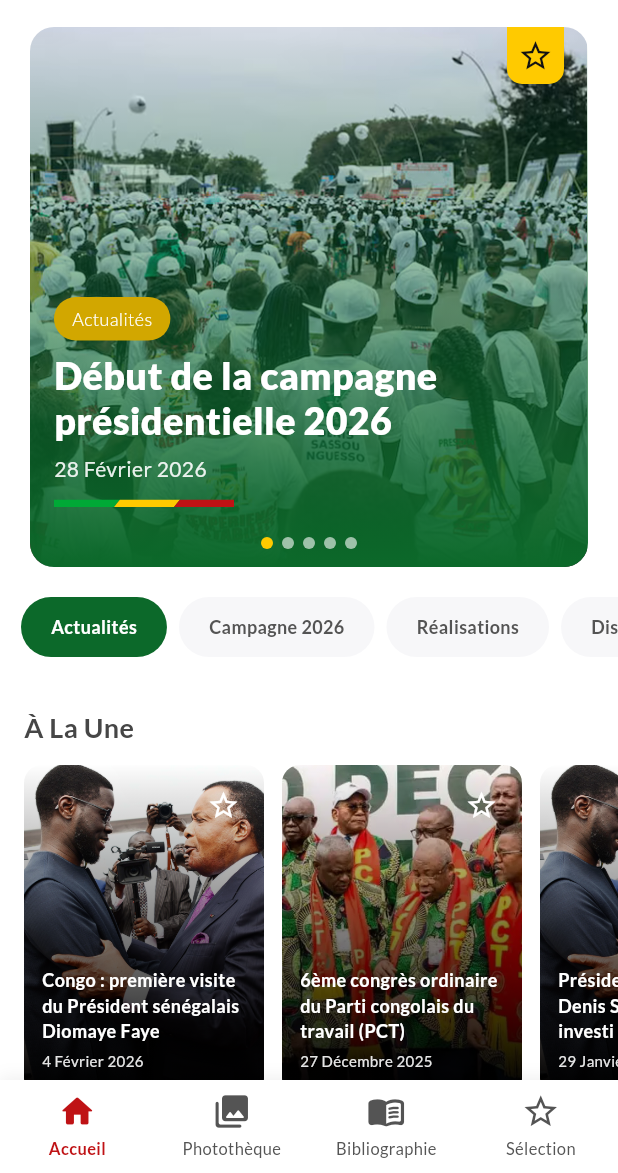
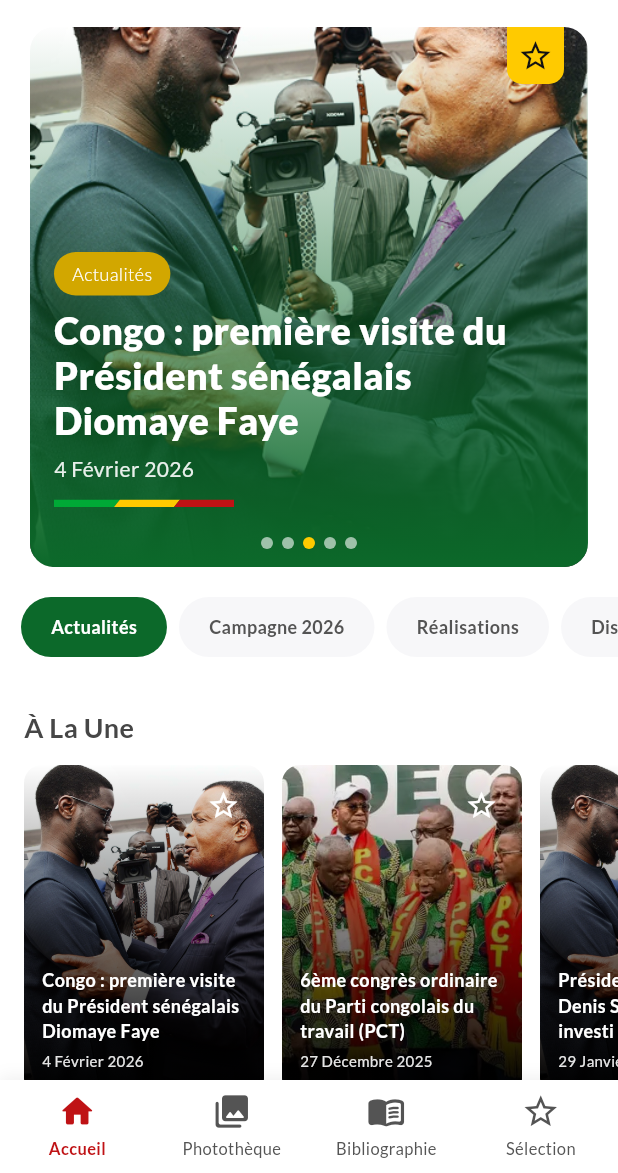
Before and after one commit to Francisny03/sem_dsn_flutter_app, a Flutter app: the screen it shows after launch, on a phone screen of 412 x 824 dp, the part 63-1236 px from its top. Run offline on Flutter 3.47's test engine with Material 3 defaults, Android fonts, the phone set to English and light mode, and no system bars; our stand-ins replace flutter_svg, google_fonts, share_plus.

Commit message:
Enhance home hero section and phototheque functionality
- Added new hero titles and dates in app_strings.dart for upcoming events.
- Refactored HomeHeroSection to utilize a carousel for displaying hero slides with automatic scrolling.
- Updated onCardTap functionality to pass article details dynamically.
- Integrated fullscreen image viewing in PhotothequeCategoryPage for better user experience.

```diff
--- a/lib/core/constants/app_strings.dart
+++ b/lib/core/constants/app_strings.dart
@@ -16,6 +16,15 @@ class AppStrings {
   static const String heroTitle2 =
       "Denis Sassou-Nguesso annonce sa candidature à l'élection présidentielle";
   static const String heroDate2 = '11 Février 2026';
+  static const String heroTitle3 =
+      'Congo : première visite du Président sénégalais Diomaye Faye';
+  static const String heroDate3 = '4 Février 2026';
+  static const String heroTitle4 =
+      '6ème congrès ordinaire du Parti congolais du travail (PCT)';
+  static const String heroDate4 = '27 Décembre 2025';
+  static const String heroTitle5 =
+      'Présidentielle 2026: Denis Sassou-Nguesso investi candidat';
+  static const String heroDate5 = '29 Janvier 2026';
 
   static const String news = 'Actualités';
   static const String campaign = 'Campagne 2026';
--- a/lib/widget/home_hero_section.dart
+++ b/lib/widget/home_hero_section.dart
@@ -1,3 +1,5 @@
+import 'dart:async';
+
 import 'package:flutter/material.dart';
 import 'package:sem_dsn/core/constants/app_assets.dart';
 import 'package:sem_dsn/core/constants/app_border_radius.dart';
@@ -6,117 +8,110 @@ import 'package:sem_dsn/core/constants/app_strings.dart';
 import 'package:sem_dsn/core/theme/app_colors.dart';
 import 'package:sem_dsn/core/animation/selection_star_animation.dart';
 import 'package:sem_dsn/services/selection_service.dart';
+import 'package:sem_dsn/widget/article_detail_args.dart';
 import 'package:sem_dsn/widget/congolese_flag_painter.dart';
 
-/// Section héros : grande carte avec image, dégradé, badge, titre, date et indicateurs.
-class HomeHeroSection extends StatefulWidget {
-  const HomeHeroSection({super.key, this.selectionService, this.onCardTap});
+/// Données d'une slide du hero (titre, date, image).
+class _HeroSlide {
+  const _HeroSlide({
+    required this.title,
+    required this.date,
+    required this.imagePath,
+  });
 
-  final SelectionService? selectionService;
-  final VoidCallback? onCardTap;
-
-  @override
-  State<HomeHeroSection> createState() => _HomeHeroSectionState();
+  final String title;
+  final String date;
+  final String imagePath;
 }
 
-class _HomeHeroSectionState extends State<HomeHeroSection> {
-  static final SelectedArticle _heroArticle = SelectedArticle(
+const List<_HeroSlide> _heroSlides = [
+  _HeroSlide(
     title: AppStrings.heroTitle1,
     date: AppStrings.heroDate1,
     imagePath: AppAssets.hero1,
-  );
+  ),
+  _HeroSlide(
+    title: AppStrings.heroTitle2,
+    date: AppStrings.heroDate2,
+    imagePath: AppAssets.hero2,
+  ),
+  _HeroSlide(
+    title: AppStrings.heroTitle3,
+    date: AppStrings.heroDate3,
+    imagePath: AppAssets.alaune1,
+  ),
+  _HeroSlide(
+    title: AppStrings.heroTitle4,
+    date: AppStrings.heroDate4,
+    imagePath: AppAssets.news1,
+  ),
+  _HeroSlide(
+    title: AppStrings.heroTitle5,
+    date: AppStrings.heroDate5,
+    imagePath: AppAssets.news2,
+  ),
+];
+
+const Duration _kAutoScrollDuration = Duration(seconds: 3);
+
+const Duration _kSlideContentAnimationDuration = Duration(milliseconds: 450);
+const Curve _kSlideContentAnimationCurve = Curves.easeOutCubic;
+
+/// Contenu animé d'une slide (fade + slide up à l'apparition).
+class _AnimatedHeroSlideContent extends StatefulWidget {
+  const _AnimatedHeroSlideContent({required this.slide});
+
+  final _HeroSlide slide;
+
+  @override
+  State<_AnimatedHeroSlideContent> createState() =>
+      _AnimatedHeroSlideContentState();
+}
+
+class _AnimatedHeroSlideContentState extends State<_AnimatedHeroSlideContent>
+    with SingleTickerProviderStateMixin {
+  late final AnimationController _controller;
+  late final Animation<double> _opacity;
+  late final Animation<Offset> _slideOffset;
 
   @override
   void initState() {
     super.initState();
-    widget.selectionService?.addListener(_onSelectionChanged);
-  }
-
-  @override
-  void didUpdateWidget(covariant HomeHeroSection oldWidget) {
-    super.didUpdateWidget(oldWidget);
-    if (oldWidget.selectionService != widget.selectionService) {
-      oldWidget.selectionService?.removeListener(_onSelectionChanged);
-      widget.selectionService?.addListener(_onSelectionChanged);
-    }
+    _controller = AnimationController(
+      duration: _kSlideContentAnimationDuration,
+      vsync: this,
+    );
+    _opacity = Tween<double>(begin: 0, end: 1).animate(
+      CurvedAnimation(parent: _controller, curve: _kSlideContentAnimationCurve),
+    );
+    _slideOffset = Tween<Offset>(begin: const Offset(0, 0.2), end: Offset.zero)
+        .animate(
+          CurvedAnimation(
+            parent: _controller,
+            curve: _kSlideContentAnimationCurve,
+          ),
+        );
+    _controller.forward();
   }
 
   @override
   void dispose() {
-    widget.selectionService?.removeListener(_onSelectionChanged);
+    _controller.dispose();
     super.dispose();
-  }
-
-  void _onSelectionChanged() => setState(() {});
-
-  void _onStarTap() {
-    widget.selectionService?.toggle(_heroArticle);
   }
 
   @override
   Widget build(BuildContext context) {
-    return Padding(
-      padding: AppPadding.horizontalPadding20,
-      child: ClipRRect(
-        borderRadius: AppBorderRadius.r16,
-        child: Stack(
-          children: [
-            GestureDetector(
-              onTap: widget.onCardTap,
-              behavior: HitTestBehavior.opaque,
-              child: SizedBox(
-                height: 360,
-                width: double.infinity,
-                child: Stack(
-                  fit: StackFit.expand,
-                  children: [
-                    Image.asset(AppAssets.hero1, fit: BoxFit.cover),
-                    Container(
-                      decoration: const BoxDecoration(
-                        gradient: AppColors.gradientHero,
-                      ),
-                    ),
-                  ],
-                ),
-              ),
-            ),
-
-            Positioned(
-              top: 0,
-              right: 16,
-              child: Container(
-                width: 38,
-                height: 38,
-                decoration: BoxDecoration(
-                  color: AppColors.heroSelectionTag,
-                  borderRadius: const BorderRadius.only(
-                    bottomLeft: Radius.circular(10),
-                    bottomRight: Radius.circular(10),
-                  ),
-                ),
-                alignment: Alignment.center,
-                child: AnimatedSelectionStar(
-                  isSelected:
-                      widget.selectionService?.contains(_heroArticle) ?? false,
-                  onTap: _onStarTap,
-                  selectedColor: AppColors.blackIcon,
-                  unselectedColor: AppColors.blackIcon,
-                  size: 24,
-                ),
-              ),
-            ),
-            Positioned(
-              left: 16,
-              right: 50,
-              bottom: 40,
+    return FadeTransition(
+      opacity: _opacity,
+      child: SlideTransition(
+        position: _slideOffset,
         child: Column(
+          mainAxisSize: MainAxisSize.min,
           crossAxisAlignment: CrossAxisAlignment.start,
           children: [
             Container(
-                    padding: const EdgeInsets.symmetric(
-                      horizontal: 12,
-                      vertical: 6,
-                    ),
+              padding: const EdgeInsets.symmetric(horizontal: 12, vertical: 6),
               decoration: BoxDecoration(
                 color: AppColors.heroTag,
                 borderRadius: AppBorderRadius.rtotal,
@@ -132,9 +127,9 @@ class _HomeHeroSectionState extends State<HomeHeroSection> {
             ),
             const SizedBox(height: 8),
             Text(
-                    AppStrings.heroTitle1,
+              widget.slide.title,
               maxLines: 3,
-                    style: TextStyle(
+              style: const TextStyle(
                 color: AppColors.whiteTextColor,
                 fontSize: 25,
                 fontWeight: FontWeight.w900,
@@ -144,7 +139,7 @@ class _HomeHeroSectionState extends State<HomeHeroSection> {
             ),
             const SizedBox(height: 8),
             Text(
-                    AppStrings.heroDate1,
+              widget.slide.date,
               style: TextStyle(
                 color: AppColors.whiteTextColor.withValues(alpha: 0.9),
                 fontSize: 14,
@@ -161,26 +156,175 @@ class _HomeHeroSectionState extends State<HomeHeroSection> {
           ],
         ),
       ),
+    );
+  }
+}
+
+/// Section héros : carousel de 5 actualités avec image, dégradé, badge, titre, date.
+/// Défilement automatique toutes les 5 s + défilement manuel par scroll.
+class HomeHeroSection extends StatefulWidget {
+  const HomeHeroSection({super.key, this.selectionService, this.onCardTap});
+
+  final SelectionService? selectionService;
+  final void Function(ArticleDetailArgs args)? onCardTap;
+
+  @override
+  State<HomeHeroSection> createState() => _HomeHeroSectionState();
+}
+
+class _HomeHeroSectionState extends State<HomeHeroSection> {
+  late PageController _pageController;
+  int _currentIndex = 0;
+  Timer? _autoScrollTimer;
+
+  @override
+  void initState() {
+    super.initState();
+    _pageController = PageController(initialPage: 0);
+    widget.selectionService?.addListener(_onSelectionChanged);
+    _startAutoScroll();
+  }
+
+  @override
+  void didUpdateWidget(covariant HomeHeroSection oldWidget) {
+    super.didUpdateWidget(oldWidget);
+    if (oldWidget.selectionService != widget.selectionService) {
+      oldWidget.selectionService?.removeListener(_onSelectionChanged);
+      widget.selectionService?.addListener(_onSelectionChanged);
+    }
+  }
+
+  @override
+  void dispose() {
+    _autoScrollTimer?.cancel();
+    _pageController.dispose();
+    widget.selectionService?.removeListener(_onSelectionChanged);
+    super.dispose();
+  }
+
+  void _onSelectionChanged() => setState(() {});
+
+  void _startAutoScroll() {
+    _autoScrollTimer?.cancel();
+    _autoScrollTimer = Timer.periodic(_kAutoScrollDuration, (_) {
+      if (!mounted) return;
+      final next = (_currentIndex + 1) % _heroSlides.length;
+      _pageController.animateToPage(
+        next,
+        duration: const Duration(milliseconds: 350),
+        curve: Curves.easeInOut,
+      );
+    });
+  }
+
+  void _onPageChanged(int index) {
+    setState(() => _currentIndex = index);
+    _startAutoScroll(); // reset timer after manual scroll
+  }
+
+  @override
+  Widget build(BuildContext context) {
+    return Padding(
+      padding: AppPadding.horizontalPadding20,
+      child: ClipRRect(
+        borderRadius: AppBorderRadius.r16,
+        child: SizedBox(
+          height: 360,
+          width: double.infinity,
+          child: Stack(
+            children: [
+              PageView.builder(
+                controller: _pageController,
+                itemCount: _heroSlides.length,
+                onPageChanged: _onPageChanged,
+                itemBuilder: (context, index) {
+                  final slide = _heroSlides[index];
+                  return GestureDetector(
+                    onTap: () {
+                      widget.onCardTap?.call(
+                        ArticleDetailArgs(
+                          title: slide.title,
+                          date: slide.date,
+                          tag: AppStrings.news,
+                          body: AppStrings.articleBodySample,
+                          imagePath: slide.imagePath,
+                          isVideo: false,
+                          isHeroOrFeatured: true,
+                        ),
+                      );
+                    },
+                    behavior: HitTestBehavior.opaque,
+                    child: Stack(
+                      fit: StackFit.expand,
+                      children: [
+                        Image.asset(slide.imagePath, fit: BoxFit.cover),
+                        Container(
+                          decoration: const BoxDecoration(
+                            gradient: AppColors.gradientHero,
+                          ),
+                        ),
+                        Positioned(
+                          left: 16,
+                          right: 50,
+                          bottom: 40,
+                          child: _AnimatedHeroSlideContent(slide: slide),
+                        ),
+                      ],
+                    ),
+                  );
+                },
+              ),
+              Positioned(
+                top: 0,
+                right: 16,
+                child: Builder(
+                  builder: (context) {
+                    final slide = _heroSlides[_currentIndex];
+                    final article = SelectedArticle(
+                      title: slide.title,
+                      date: slide.date,
+                      imagePath: slide.imagePath,
+                    );
+                    return Container(
+                      width: 38,
+                      height: 38,
+                      decoration: BoxDecoration(
+                        color: AppColors.heroSelectionTag,
+                        borderRadius: const BorderRadius.only(
+                          bottomLeft: Radius.circular(10),
+                          bottomRight: Radius.circular(10),
+                        ),
+                      ),
+                      alignment: Alignment.center,
+                      child: AnimatedSelectionStar(
+                        isSelected:
+                            widget.selectionService?.contains(article) ?? false,
+                        onTap: () => widget.selectionService?.toggle(article),
+                        selectedColor: AppColors.blackIcon,
+                        unselectedColor: AppColors.blackIcon,
+                        size: 24,
+                      ),
+                    );
+                  },
+                ),
+              ),
               Positioned(
                 left: 0,
                 right: 0,
                 bottom: 12,
                 child: Row(
                   mainAxisAlignment: MainAxisAlignment.center,
-                children: [
-                  _dot(active: true),
-                  const SizedBox(width: 6),
-                  _dot(active: false),
-                  const SizedBox(width: 6),
-                  _dot(active: false),
-                  const SizedBox(width: 6),
-                  _dot(active: false),
-                  const SizedBox(width: 6),
-                  _dot(active: false),
-                ],
+                  children: List.generate(
+                    _heroSlides.length,
+                    (i) => Padding(
+                      padding: const EdgeInsets.symmetric(horizontal: 3),
+                      child: _dot(active: i == _currentIndex),
+                    ),
+                  ),
                 ),
               ),
             ],
+          ),
         ),
       ),
     );
```
Also changed, not shown: lib/pages/home/home_page.dart (+1 -12 lines), lib/pages/phototheque/phototheque_category_page.dart (+9 -1 lines), lib/pages/phototheque/phototheque_fullscreen_page.dart (added, +120 -0 lines). Lines whose indentation alone changed are shown as unchanged.
